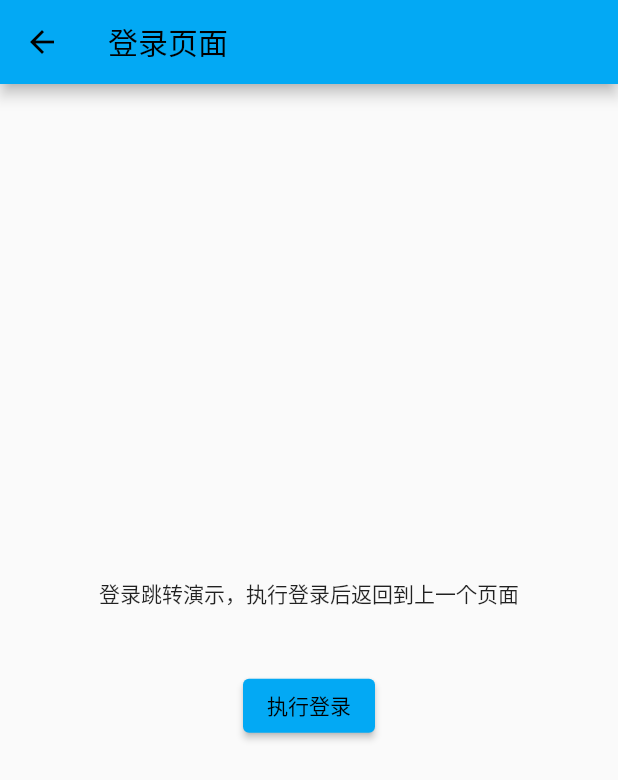
After one commit to dwOrigin/Flutter_learn, a Flutter app: the LoginPage screen opened directly, on a phone screen of 412 x 824 dp. The commit adds this screen. Shown: the top 780 px of the screen. Run offline on Flutter 3.47's test engine with Material 2 defaults, Android fonts, the phone set to English and light mode, and no system bars.

Commit message:
flutter 学习部分

```diff
--- /dev/null
+++ b/lib/pages/user/login.dart
@@ -0,0 +1,28 @@
+import 'package:flutter/material.dart';
+class LoginPage extends StatefulWidget {
+  const LoginPage({Key? key}) : super(key: key);
+
+  @override
+  State<LoginPage> createState() => _LoginPageState();
+}
+
+class _LoginPageState extends State<LoginPage> {
+  @override
+  Widget build(BuildContext context) {
+      return Scaffold(
+        appBar: AppBar(title:const Text("登录页面"),),
+        body: Center(
+          child: Column(
+            mainAxisAlignment: MainAxisAlignment.center,
+            children: [
+              const Text("登录跳转演示，执行登录后返回到上一个页面"),
+              const SizedBox(height: 40,),
+              ElevatedButton(onPressed: (){
+                Navigator.of(context).pop();
+              }, child: const Text("执行登录"))
+            ],
+          ),
+        ),
+      );
+  }
+}
--- /dev/null
+++ b/lib/pages/user/registerFirst.dart
@@ -0,0 +1,34 @@
+import 'package:flutter/material.dart';
+class RegisterFirstPage extends StatefulWidget {
+  const RegisterFirstPage({Key? key}) : super(key: key);
+
+  @override
+  State<RegisterFirstPage> createState() => _RegisterFirstPageState();
+}
+
+class _RegisterFirstPageState extends State<RegisterFirstPage> {
+  @override
+  Widget build(BuildContext context) {
+    return MaterialApp(
+      title: "注册页面第一步",
+      home: Scaffold(
+        appBar: AppBar(
+          title: const Text("注册界面第一页"),
+        ),
+        body:  Center(
+          child: Column(
+            mainAxisAlignment: MainAxisAlignment.center,
+
+            children: [
+              const Text("注册第一页面"),
+              ElevatedButton(onPressed: (){
+                Navigator.pushNamed(context, "/registerSecond");
+              }, child: const Text("点击进入下一步")),
+            ],
+          ),
+
+        ),
+      ),
+    );
+  }
+}
--- /dev/null
+++ b/lib/pages/user/registerSecond.dart
@@ -0,0 +1,38 @@
+import 'package:flutter/material.dart';
+class RegisterSecondPage extends StatefulWidget {
+  const RegisterSecondPage({Key? key}) : super(key: key);
+
+  @override
+  State<RegisterSecondPage> createState() => _RegisterSecondPageState();
+}
+
+class _RegisterSecondPageState extends State<RegisterSecondPage> {
+  @override
+  Widget build(BuildContext context) {
+    return MaterialApp(
+      title: "注册页面第二步",
+      home: Scaffold(
+        appBar: AppBar(
+          title: const Text("注册界面第二页"),
+        ),
+        body:  Center(
+          child: Column(
+            mainAxisAlignment: MainAxisAlignment.center,
+
+            children: [
+              const Text("注册第二页面"),
+              ElevatedButton(onPressed: (){
+                //命名跳转路由
+                Navigator.pushNamed(context, "/registerThird");
+              //  替换跳转路由
+                Navigator.pushReplacementNamed(context, "/registerThird");
+
+              }, child: const Text("点击进入下一步")),
+            ],
+          ),
+
+        ),
+      ),
+    );
+  }
+}
--- /dev/null
+++ b/lib/pages/user/registerThird.dart
@@ -0,0 +1,37 @@
+import 'package:flutter/material.dart';
+import 'package:one/pages/tabs.dart';
+class RegisterThirdPage extends StatefulWidget {
+  const RegisterThirdPage({Key? key}) : super(key: key);
+
+  @override
+  State<RegisterThirdPage> createState() => _RegisterThirdPageState();
+}
+
+class _RegisterThirdPageState extends State<RegisterThirdPage> {
+  @override
+  Widget build(BuildContext context) {
+    return MaterialApp(
+      title: "注册页面第三步",
+      home: Scaffold(
+        appBar: AppBar(
+          title: const Text("注册界面第三页"),
+        ),
+        body:  Center(
+          child: Column(
+            mainAxisAlignment: MainAxisAlignment.center,
+
+            children: [
+              const Text("注册第三页面"),
+              ElevatedButton(onPressed: (){
+                Navigator.pushAndRemoveUntil(context, MaterialPageRoute(builder: (context){
+                  return const Tabs(index: 4,);
+                }), (route) => false);
+              }, child: const Text("注册完成")),
+            ],
+          ),
+
+        ),
+      ),
+    );
+  }
+}
--- a/pubspec.yaml
+++ b/pubspec.yaml
@@ -29,6 +29,7 @@ environment:
 dependencies:
   flutter:
     sdk: flutter
+  get: ^4.6.5
 
 
   # The following adds the Cupertino Icons font to your application.
```
Also changed, not shown: lib/pages/form.dart (+9 -1 lines), lib/pages/news.dart (+15 -1 lines), lib/pages/shop.dart (added, +26 -0 lines), lib/pages/tabs.dart (+8 -1 lines), lib/pages/tabs/category.dart (+7 -2 lines), lib/pages/tabs/home.dart (+17 -13 lines), lib/pages/tabs/user.dart (+15 -2 lines), lib/routers/routers.dart (added, +47 -0 lines), pubspec.lock, 1 other file.
